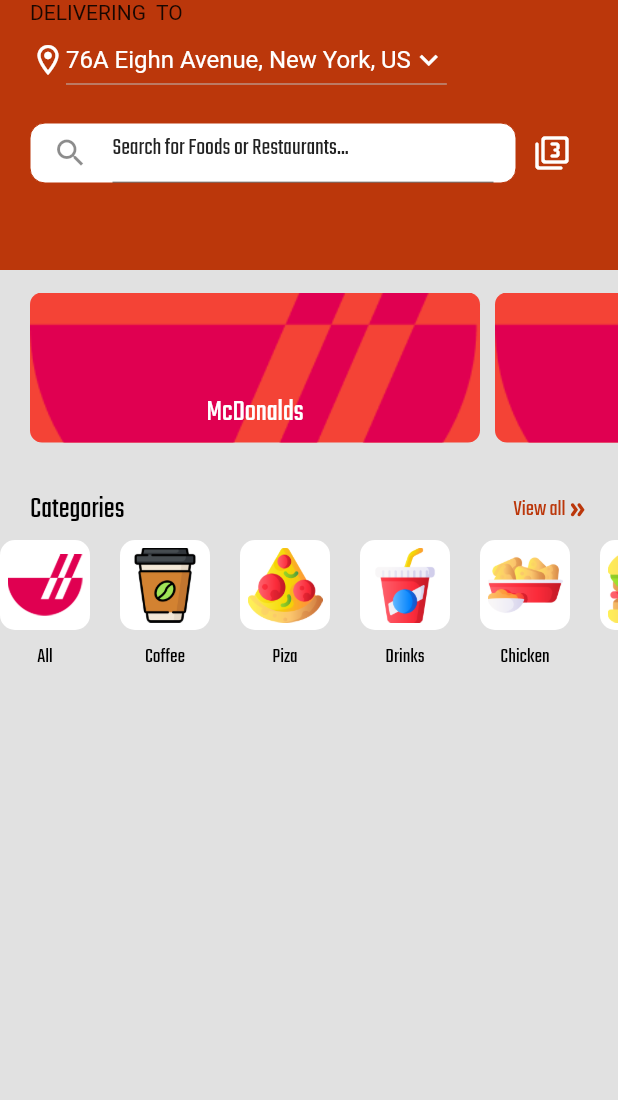
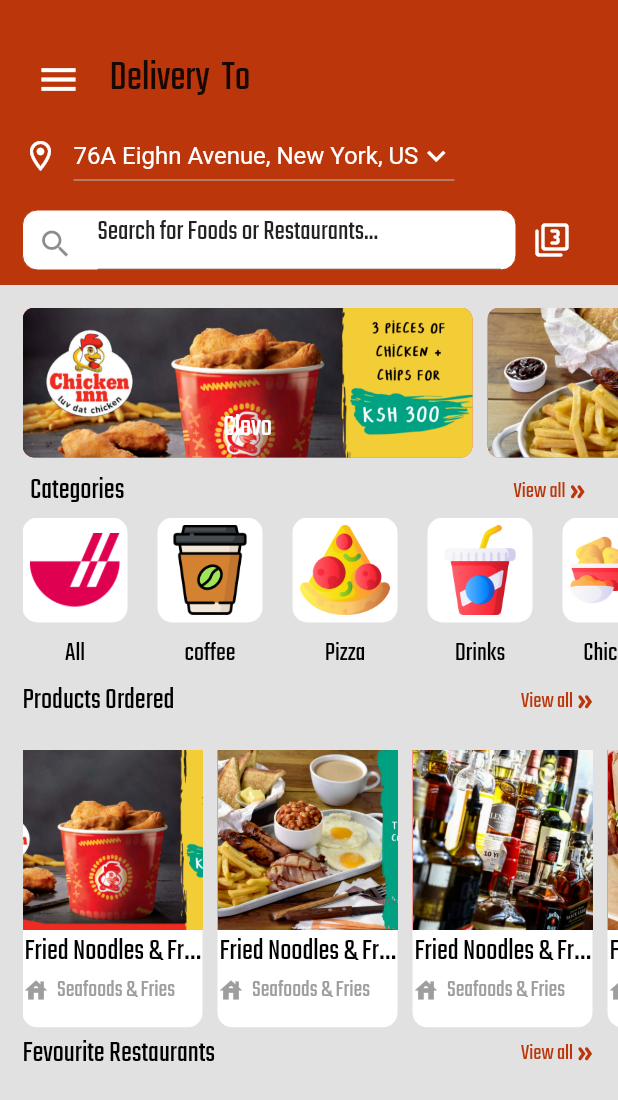
Before and after one commit to topoika/flutter_restaurant_delivery_app, a Flutter app: the HomePage screen opened directly, on a phone screen of 412 x 824 dp. Shown: the top 1100 px of the screen. Run offline on Flutter 3.47's test engine with Material 2 defaults, Android fonts, the phone set to English and light mode, and no system bars; our stand-ins replace firebase_auth, firebase_core; missing offline and left inert: dart:html, numeric_keyboard, splash_screen_view; accounts and stored records are empty.

Commit message:
new commit

```diff
--- a/lib/Pages/HomePage.dart
+++ b/lib/Pages/HomePage.dart
@@ -13,10 +13,23 @@ class HomePage extends StatefulWidget {
 
 class _HomePageState extends State<HomePage> {
   List<String> imageUrl = [
+    'assets/images/rest1.png',
+    'assets/images/rest2.png',
+    'assets/images/rest3.png',
+    'assets/images/rest4.png',
+    'assets/images/rest5.png',
+    'assets/images/rest6.png',
+    'assets/images/rest7.png',
+  ];
+
+  List<String> iconUrl = [
     'assets/images/logo1.png',
-    'assets/images/logo1.png',
-    'assets/images/logo1.png',
-    'assets/images/logo1.png'
+    'assets/images/coffee.png',
+    'assets/images/pizza.png',
+    'assets/images/drinks.png',
+    'assets/images/chicken.png',
+    'assets/images/burger.png',
+    'assets/images/cake.png'
   ];
 
   int _value = 0;
@@ -24,25 +37,45 @@ class _HomePageState extends State<HomePage> {
   Widget build(BuildContext context) {
     return Scaffold(
       backgroundColor: MyColors.backColor,
-      body: Container(
-        //padding: EdgeInsets.symmetric(horizontal: 30),
+      body: SingleChildScrollView(
         child: Column(
           children: [
             Container(
-              alignment: Alignment.topLeft,
-              padding: EdgeInsets.symmetric(horizontal: 20),
-              height: 180,
+              padding: EdgeInsets.fromLTRB(15, 30, 20, 0),
+              height: 190,
               width: double.infinity,
               decoration: BoxDecoration(color: MyColors.primaryColor),
               child: Column(
                 children: [
                   Container(
-                    alignment: Alignment.topLeft,
+                    height: 45,
+                    child: Row(
+                      children: [
+                        IconButton(
+                          onPressed: () {
+                            //Drawer Menu
+                          },
+                          icon: Icon(
+                            Icons.menu,
+                            color: Colors.white,
+                            size: 30,
+                          ),
+                        ),
+                        SizedBox(width: 10),
+                        Container(
                           child: Text(
-                      'DELIVERING  TO',
-                      style: TextStyle(color: Colors.black87),
-                      textAlign: TextAlign.left,
+                            'Delivery  To',
+                            style: TextStyle(
+                                color: Colors.black87,
+                                fontSize: 28,
+                                fontFamily: MyColors.primaryFont),
                           ),
+                        ),
+                      ],
+                    ),
+                  ),
+                  SizedBox(
+                    height: 5,
                   ),
                   Container(
                     child: Row(
@@ -51,6 +84,7 @@ class _HomePageState extends State<HomePage> {
                           Icons.location_on_outlined,
                           color: Colors.white,
                         ),
+                        SizedBox(width: 10),
                         DropdownButton(
                             value: _value,
                             items: [
@@ -87,14 +121,14 @@ class _HomePageState extends State<HomePage> {
                     ),
                   ),
                   SizedBox(
-                    height: 14,
+                    height: 8,
                   ),
                   Row(
                     children: [
                       Expanded(
                         flex: 1,
                         child: Container(
-                          padding: EdgeInsets.symmetric(horizontal: 15),
+                          padding: EdgeInsets.fromLTRB(10, 5, 10, 0),
                           height: 40,
                           decoration: BoxDecoration(
                               color: Colors.white,
@@ -111,8 +145,9 @@ class _HomePageState extends State<HomePage> {
                                 icon: Icon(Icons.search_outlined),
                                 hintText: 'Search for Foods or Restaurants...',
                                 hintStyle: TextStyle(
+                                  fontSize: 19,
                                   color: Colors.black87,
-                                    fontFamily: MyColors.primaryFont)),
+                                )),
                           ),
                         ),
                       ),
@@ -135,8 +170,8 @@ class _HomePageState extends State<HomePage> {
               ),
             ),
             Container(
-                padding: EdgeInsets.fromLTRB(20, 15, 0, 20),
-                height: 140,
+              padding: EdgeInsets.fromLTRB(15, 15, 0, 0),
+              height: 120,
               decoration: BoxDecoration(color: MyColors.backColor),
               child: SingleChildScrollView(
                 dragStartBehavior: DragStartBehavior.start,
@@ -144,16 +179,21 @@ class _HomePageState extends State<HomePage> {
                 clipBehavior: Clip.hardEdge,
                 child: Row(
                   children: [
-                      restaurantsTiles(imageUrl[0], 'McDonalds'),
+                    restaurantsTiles(imageUrl[0], 'Glovo'),
                     restaurantsTiles(imageUrl[1], 'McDonalds'),
-                      restaurantsTiles(imageUrl[2], 'McDonalds'),
+                    restaurantsTiles(imageUrl[2], 'Jumia'),
                     restaurantsTiles(imageUrl[3], 'McDonalds'),
+                    restaurantsTiles(imageUrl[4], 'McDonalds'),
+                    restaurantsTiles(imageUrl[5], 'McDonalds'),
+                    restaurantsTiles(imageUrl[6], 'Ukrine'),
                   ],
                 ),
-                )),
+              ),
+            ),
             Container(
+              color: MyColors.backColor,
               padding: EdgeInsets.symmetric(horizontal: 20),
-              height: 40,
+              height: 35,
               child: Row(
                 children: [
                   Expanded(
@@ -195,219 +235,83 @@ class _HomePageState extends State<HomePage> {
               ),
             ),
             Container(
-              height: 120,
+              color: MyColors.backColor,
+              padding: EdgeInsets.fromLTRB(15, 0, 0, 0),
+              height: 105,
               child: SingleChildScrollView(
                 dragStartBehavior: DragStartBehavior.start,
                 scrollDirection: Axis.horizontal,
                 clipBehavior: Clip.hardEdge,
                 child: Row(
                   children: [
-                    Container(
-                      child: Column(
-                        children: [
-                          Container(
-                            padding: EdgeInsets.all(5),
-                            height: 60,
-                            width: 60,
-                            decoration: BoxDecoration(
-                              borderRadius:
-                                  BorderRadius.all(Radius.circular(10)),
-                              color: Colors.white,
+                    categoriesRow(iconUrl[0], 'All'),
+                    SizedBox(
+                      width: 20,
                     ),
-                            child: Image.asset('assets/images/logo1.png'),
+                    categoriesRow(iconUrl[1], 'coffee'),
+                    SizedBox(
+                      width: 20,
                     ),
+                    categoriesRow(iconUrl[2], 'Pizza'),
                     SizedBox(
-                            height: 8,
+                      width: 20,
                     ),
-                          Text(
-                            'All',
-                            textAlign: TextAlign.center,
-                            style: TextStyle(
-                                color: Colors.black,
-                                fontFamily: MyColors.primaryFont),
-                          )
+                    categoriesRow(iconUrl[3], 'Drinks'),
+                    SizedBox(
+                      width: 20,
+                    ),
+                    categoriesRow(iconUrl[4], 'Chicken'),
+                    SizedBox(
+                      width: 20,
+                    ),
+                    categoriesRow(iconUrl[5], 'Burger'),
+                    SizedBox(
+                      width: 20,
+                    ),
+                    categoriesRow(iconUrl[6], 'Cake'),
+                    SizedBox(
+                      width: 20,
+                    ),
                   ],
                 ),
               ),
-                    SizedBox(
-                      width: 20,
             ),
             Container(
-                      child: Column(
+              padding: EdgeInsets.symmetric(horizontal: 15),
+              color: MyColors.backColor,
+              height: 35,
+              child: Row(
                 children: [
-                          Container(
-                            padding: EdgeInsets.all(5),
-                            height: 60,
-                            width: 60,
-                            decoration: BoxDecoration(
-                              borderRadius:
-                                  BorderRadius.all(Radius.circular(10)),
-                              color: Colors.white,
-                            ),
-                            child: Image.asset('assets/images/coffee.png'),
-                          ),
-                          SizedBox(
-                            height: 8,
-                          ),
-                          Text(
-                            'Coffee',
-                            textAlign: TextAlign.center,
+                  Expanded(
+                    flex: 1,
+                    child: Text(
+                      'Products Ordered',
                       style: TextStyle(
                           color: Colors.black,
-                                fontFamily: MyColors.primaryFont),
-                          )
-                        ],
+                          fontFamily: MyColors.primaryFont,
+                          fontSize: 20),
                     ),
                   ),
-                    SizedBox(
-                      width: 20,
+                  Expanded(
+                    flex: 0,
+                    child: InkWell(
+                      onTap: () {
+                        //
+                      },
+                      child: Row(
+                        children: [
+                          Text(
+                            'View all',
+                            style: TextStyle(
+                                fontFamily: MyColors.primaryFont,
+                                color: MyColors.primaryColor,
+                                fontSize: 15,
+                                fontWeight: FontWeight.w400),
                           ),
-                    Container(
-                      child: Column(
-                        children: [
-                          Container(
-                            padding: EdgeInsets.all(5),
-                            height: 60,
-                            width: 60,
-                            decoration: BoxDecoration(
-                              borderRadius:
-                                  BorderRadius.all(Radius.circular(10)),
-                              color: Colors.white,
-                            ),
-                            child: Image.asset('assets/images/pizza.png'),
-                          ),
-                          SizedBox(
-                            height: 8,
-                          ),
-                          Text(
-                            'Piza',
-                            textAlign: TextAlign.center,
-                            style: TextStyle(
-                                color: Colors.black,
-                                fontFamily: MyColors.primaryFont),
-                          )
-                        ],
-                      ),
-                    ),
-                    SizedBox(
-                      width: 20,
-                    ),
-                    Container(
-                      child: Column(
-                        children: [
-                          Container(
-                            padding: EdgeInsets.all(5),
-                            height: 60,
-                            width: 60,
-                            decoration: BoxDecoration(
-                              borderRadius:
-                                  BorderRadius.all(Radius.circular(10)),
-                              color: Colors.white,
-                            ),
-                            child: Image.asset('assets/images/drinks.png'),
-                          ),
-                          SizedBox(
-                            height: 8,
-                          ),
-                          Text(
-                            'Drinks',
-                            textAlign: TextAlign.center,
-                            style: TextStyle(
-                                color: Colors.black,
-                                fontFamily: MyColors.primaryFont),
-                          )
-                        ],
-                      ),
-                    ),
-                    SizedBox(
-                      width: 20,
-                    ),
-                    Container(
-                      child: Column(
-                        children: [
-                          Container(
-                            padding: EdgeInsets.all(5),
-                            height: 60,
-                            width: 60,
-                            decoration: BoxDecoration(
-                              borderRadius:
-                                  BorderRadius.all(Radius.circular(10)),
-                              color: Colors.white,
-                            ),
-                            child: Image.asset('assets/images/chicken.png'),
-                          ),
-                          SizedBox(
-                            height: 8,
-                          ),
-                          Text(
-                            'Chicken',
-                            textAlign: TextAlign.center,
-                            style: TextStyle(
-                                color: Colors.black,
-                                fontFamily: MyColors.primaryFont),
-                          )
-                        ],
-                      ),
-                    ),
-                    SizedBox(
-                      width: 20,
-                    ),
-                    Container(
-                      child: Column(
-                        children: [
-                          Container(
-                            padding: EdgeInsets.all(5),
-                            height: 60,
-                            width: 60,
-                            decoration: BoxDecoration(
-                              borderRadius:
-                                  BorderRadius.all(Radius.circular(10)),
-                              color: Colors.white,
-                            ),
-                            child: Image.asset('assets/images/burger.png'),
-                          ),
-                          SizedBox(
-                            height: 8,
-                          ),
-                          Text(
-                            'Burger',
-                            textAlign: TextAlign.center,
-                            style: TextStyle(
-                                color: Colors.black,
-                                fontFamily: MyColors.primaryFont),
-                          )
-                        ],
-                      ),
-                    ),
-                    SizedBox(
-                      width: 20,
-                    ),
-                    Container(
-                      child: Column(
-                        children: [
-                          Container(
-                            padding: EdgeInsets.all(5),
-                            height: 60,
-                            width: 60,
-                            decoration: BoxDecoration(
-                              borderRadius:
-                                  BorderRadius.all(Radius.circular(10)),
-                              color: Colors.white,
-                            ),
-                            child: Image.asset('assets/images/cake.png'),
-                          ),
-                          SizedBox(
-                            height: 8,
-                          ),
-                          Text(
-                            'Cakes',
-                            textAlign: TextAlign.center,
-                            style: TextStyle(
-                                color: Colors.black,
-                                fontFamily: MyColors.primaryFont),
-                          )
-                        ],
-                      ),
+                          Icon(
+                            Icons.double_arrow_rounded,
+                            size: 15,
+                            color: MyColors.primaryColor,
                           )
                         ],
                       ),
@@ -416,6 +320,102 @@ class _HomePageState extends State<HomePage> {
                 ],
               ),
             ),
+            Container(
+              padding: EdgeInsets.fromLTRB(15, 15, 0, 0),
+              height: 200,
+              decoration: BoxDecoration(color: MyColors.backColor),
+              child: SingleChildScrollView(
+                dragStartBehavior: DragStartBehavior.start,
+                scrollDirection: Axis.horizontal,
+                clipBehavior: Clip.hardEdge,
+                child: Row(
+                  children: [
+                    dishesTiles(imageUrl[0], 'Fried Noodles & Fries',
+                        'Seafoods & Fries'),
+                    SizedBox(
+                      width: 10,
+                    ),
+                    dishesTiles(imageUrl[1], 'Fried Noodles & Fries',
+                        'Seafoods & Fries'),
+                    SizedBox(
+                      width: 10,
+                    ),
+                    dishesTiles(imageUrl[2], 'Fried Noodles & Fries',
+                        'Seafoods & Fries'),
+                    SizedBox(
+                      width: 10,
+                    ),
+                    dishesTiles(imageUrl[3], 'Fried Noodles & Fries',
+                        'Seafoods & Fries'),
+                    SizedBox(
+                      width: 10,
+                    ),
+                    dishesTiles(imageUrl[4], 'Fried Noodles & Fries',
+                        'Seafoods & Fries'),
+                    SizedBox(
+                      width: 10,
+                    ),
+                    dishesTiles(imageUrl[5], 'Fried Noodles & Fries',
+                        'Seafoods & Fries'),
+                    SizedBox(
+                      width: 10,
+                    ),
+                    dishesTiles(imageUrl[6], 'Fried Noodles & Fries',
+                        'Seafoods & Fries'),
+                    SizedBox(
+                      width: 10,
+                    ),
+                  ],
+                ),
+              ),
+            ),
+            Container(
+              padding: EdgeInsets.symmetric(horizontal: 15),
+              color: MyColors.backColor,
+              height: 35,
+              child: Row(
+                children: [
+                  Expanded(
+                    flex: 1,
+                    child: Text(
+                      'Fevourite Restaurants',
+                      style: TextStyle(
+                          color: Colors.black,
+                          fontFamily: MyColors.primaryFont,
+                          fontSize: 20),
+                    ),
+                  ),
+                  Expanded(
+                    flex: 0,
+                    child: InkWell(
+                      onTap: () {
+                        //
+                      },
+                      child: Row(
+                        children: [
+                          Text(
+                            'View all',
+                            style: TextStyle(
+                                fontFamily: MyColors.primaryFont,
+                                color: MyColors.primaryColor,
+                                fontSize: 15,
+                                fontWeight: FontWeight.w400),
+                          ),
+                          Icon(
+                            Icons.double_arrow_rounded,
+                            size: 15,
+                            color: MyColors.primaryColor,
+                          )
+                        ],
+                      ),
+                    ),
+                  )
+                ],
+              ),
+            ),
+          ],
+        ),
+      ),
     );
   }
 }
--- a/lib/widgets/tiles_widgets.dart
+++ b/lib/widgets/tiles_widgets.dart
@@ -1,67 +1,33 @@
 import 'package:chowcub/theme.dart';
 import 'package:flutter/material.dart';
+import 'package:flutter/rendering.dart';
 
-Widget homeCategoriesTile(
-    String imgUrl, String userName, String msg, String date, bool seen) {
-  return InkWell(
-    onTap: () {},
-    child: Padding(
-      padding: const EdgeInsets.symmetric(vertical: 12.0),
-      child: Row(
-        crossAxisAlignment: CrossAxisAlignment.start,
-        mainAxisAlignment: MainAxisAlignment.start,
-        children: [
-          CircleAvatar(
-            backgroundImage: NetworkImage(imgUrl),
-            radius: 28.0,
+Widget categoriesRow(String iconUrl, String categoryName) {
+  return Container(
+    child: Column(
+      children: [
+        Container(
+          padding: EdgeInsets.all(5),
+          height: 70,
+          width: 70,
+          decoration: BoxDecoration(
+            borderRadius: BorderRadius.all(Radius.circular(10)),
+            color: Colors.white,
           ),
-          SizedBox(
-            width: 8.0,
-          ),
-          Expanded(
-            child: Column(
-              mainAxisAlignment: MainAxisAlignment.start,
-              crossAxisAlignment: CrossAxisAlignment.start,
-              children: [
-                Row(
-                  children: [
-                    Expanded(
-                      child: Text(
-                        userName,
-                        style: TextStyle(
-                          fontSize: 18.0,
-                          fontWeight: FontWeight.w500,
-                        ),
-                      ),
-                    ),
-                    Text(date),
-                  ],
-                ),
-                SizedBox(
-                  height: 5.0,
-                ),
-                Row(
-                  children: [
-                    Expanded(child: Text(userName)),
-                    if (seen)
-                      Icon(
-                        Icons.check_circle,
-                        size: 18.0,
-                        color: Colors.green,
-                      ),
-                    if (!seen)
-                      Icon(
-                        Icons.check_circle_outline,
-                        color: Colors.grey,
-                        size: 18.0,
-                      ),
-                  ],
-                ),
-              ],
-            ),
-          ),
-        ],
-      ),
+          child: Image.asset(iconUrl),
+        ),
+        SizedBox(
+          height: 8,
+        ),
+        Text(
+          categoryName,
+          textAlign: TextAlign.center,
+          style: TextStyle(
+              fontSize: 18,
+              color: Colors.black,
+              fontFamily: MyColors.primaryFont),
+        )
+      ],
     ),
   );
 }
@@ -98,3 +64,74 @@ Widget restaurantsTiles(String imgUrl, String restaurantName) {
     ),
   );
 }
+
+Widget dishesTiles(String imgUrl, String dishName, String dishCategory) {
+  return Container(
+    height: 400,
+    width: 120,
+    decoration: BoxDecoration(
+      color: Colors.white,
+      borderRadius: BorderRadius.all(Radius.circular(10)),
+    ),
+    child: Column(
+      children: [
+        Container(
+          height: 120,
+          width: 140,
+          decoration: BoxDecoration(
+              //borderRadius: BorderRadius.all(Radius.circular(8)),
+              color: Colors.red,
+              image: DecorationImage(
+                image: AssetImage(imgUrl),
+                fit: BoxFit.cover,
+              )),
+        ),
+        Container(
+          alignment: Alignment.center,
+          child: Column(
+            children: [
+              Text(
+                dishName,
+                textAlign: TextAlign.center,
+                softWrap: true,
+                overflow: TextOverflow.ellipsis,
+                style: TextStyle(
+                    color: Colors.black,
+                    fontSize: 20,
+                    fontFamily: MyColors.primaryFont),
+              ),
+              Row(
+                children: [
+                  Expanded(
+                    flex: 0,
+                    child: Icon(
+                      Icons.house,
+                      size: 18,
+                      color: Colors.grey,
+                    ),
+                  ),
+                  SizedBox(
+                    width: 5,
+                  ),
+                  Expanded(
+                    flex: 1,
+                    child: Text(
+                      dishCategory,
+                      softWrap: true,
+                      overflow: TextOverflow.ellipsis,
+                      style: TextStyle(
+                          color: Colors.grey,
+                          fontSize: 16,
+                          fontFamily: MyColors.primaryFont,
+                          fontWeight: FontWeight.w400),
+                    ),
+                  )
+                ],
+              ),
+            ],
+          ),
+        )
+      ],
+    ),
+  );
+}
```
Also changed, not shown: assets/images/rest1.png (added), assets/images/rest2.png (added), assets/images/rest3.png (added), assets/images/rest4.png (added), assets/images/rest5.png (added), assets/images/rest6.png (added), assets/images/rest7.png (added), 1 other file. Lines whose indentation alone changed are shown as unchanged.
